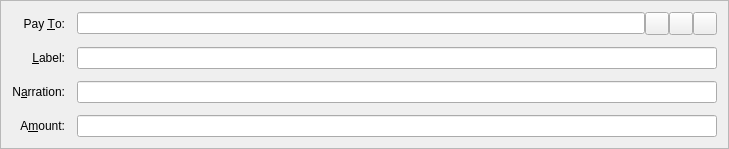
First picture: the form in src/qt/forms/sendcoinsentry.ui, repository Meee32/net2-1, before the edit.
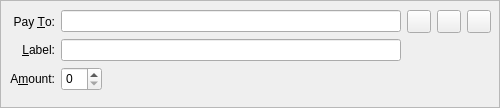
Second picture: the form after the edit. Icons and pictures are not drawn. Custom widgets are drawn as their Qt base class.

What changed in the file:
```diff
--- a/src/qt/forms/sendcoinsentry.ui
+++ b/src/qt/forms/sendcoinsentry.ui
@@ -6,10 +6,16 @@
    <rect>
     <x>0</x>
     <y>0</y>
-    <width>729</width>
-    <height>136</height>
+    <width>500</width>
+    <height>108</height>
    </rect>
   </property>
+  <property name="sizePolicy">
+   <sizepolicy hsizetype="Expanding" vsizetype="Expanding">
+    <horstretch>0</horstretch>
+    <verstretch>0</verstretch>
+   </sizepolicy>
+  </property>
   <property name="windowTitle">
    <string>Form</string>
   </property>
@@ -19,24 +25,17 @@
   <property name="frameShadow">
    <enum>QFrame::Sunken</enum>
   </property>
+  <widget class="QWidget" name="">
+   <property name="geometry">
+    <rect>
+     <x>10</x>
+     <y>10</y>
+     <width>481</width>
+     <height>81</height>
+    </rect>
+   </property>
   <layout class="QGridLayout" name="gridLayout">
-   <property name="spacing">
-    <number>12</number>
-   </property>
-   <item row="6" column="0">
-    <widget class="QLabel" name="label">
-     <property name="text">
-      <string>A&amp;mount:</string>
-     </property>
-     <property name="alignment">
-      <set>Qt::AlignRight|Qt::AlignTrailing|Qt::AlignVCenter</set>
-     </property>
-     <property name="buddy">
-      <cstring>payAmount</cstring>
-     </property>
-    </widget>
-   </item>
-   <item row="3" column="0">
+    <item row="0" column="0">
     <widget class="QLabel" name="label_2">
      <property name="text">
       <string>Pay &amp;To:</string>
@@ -49,84 +48,32 @@
      </property>
     </widget>
    </item>
-   <item row="6" column="1">
-    <widget class="BitcoinAmountField" name="payAmount"/>
-   </item>
-   <item row="4" column="1">
-    <layout class="QHBoxLayout" name="horizontalLayout_2">
-     <property name="spacing">
-      <number>0</number>
-     </property>
-     <item>
-      <widget class="QValidatedLineEdit" name="addAsLabel">
-       <property name="enabled">
-        <bool>true</bool>
-       </property>
-       <property name="toolTip">
-        <string>Enter a label for this address to add it to your address book</string>
-       </property>
-      </widget>
-     </item>
-    </layout>
-   </item>
-   <item row="5" column="0">
-    <widget class="QLabel" name="label">
-     <property name="text">
-      <string>N&amp;arration:</string>
-     </property>
-     <property name="alignment">
-      <set>Qt::AlignRight|Qt::AlignTrailing|Qt::AlignVCenter</set>
-     </property>
-     <property name="buddy">
-      <cstring>narration</cstring>
-     </property>
-    </widget>
-   </item>
-   <item row="5" column="1">
-    <widget class="QValidatedLineEdit" name="narration">
-       <property name="enabled">
-        <bool>true</bool>
-       </property>
-       <property name="toolTip">
-        <string>Enter a short note to send with payment (max 24 characters)</string>
-       </property>
-    </widget>
-    
-   </item>
-   
-   
-   <item row="4" column="0">
-    <widget class="QLabel" name="label_4">
-     <property name="text">
-      <string>&amp;Label:</string>
-     </property>
-     <property name="alignment">
-      <set>Qt::AlignRight|Qt::AlignTrailing|Qt::AlignVCenter</set>
-     </property>
-     <property name="buddy">
-      <cstring>addAsLabel</cstring>
-     </property>
-    </widget>
-   </item>
-   <item row="3" column="1">
-    <layout class="QHBoxLayout" name="payToLayout">
-     <property name="spacing">
-      <number>0</number>
-     </property>
-     <item>
+    <item row="0" column="1" colspan="2">
       <widget class="QValidatedLineEdit" name="payTo">
+      <property name="enabled">
+       <bool>true</bool>
+      </property>
        <property name="toolTip">
-        <string>The address to send the payment to  (e.g. SXywGBZBowrppUwwNUo1GCRDTibzJi7g2M)</string>
+       <string>&lt;html&gt;&lt;head/&gt;&lt;body&gt;&lt;p&gt;&lt;img src=&quot;:/toolTip/res/tooltips/sendToAddressTooltip.png&quot;/&gt;&lt;/p&gt;&lt;/body&gt;&lt;/html&gt;</string>
+      </property>
+      <property name="styleSheet">
+       <string notr="true"/>
+      </property>
+      <property name="text">
+       <string/>
        </property>
        <property name="maxLength">
         <number>34</number>
        </property>
       </widget>
      </item>
-     <item>
-      <widget class="QToolButton" name="addressBookButton">
+    <item row="0" column="3">
+     <widget class="QToolButton" name="deleteButton">
        <property name="toolTip">
-        <string>Choose address from address book</string>
+       <string>&lt;html&gt;&lt;head/&gt;&lt;body&gt;&lt;p&gt;&lt;img src=&quot;:/toolTip/res/tooltips/removeRecipientTooltip.png&quot;/&gt;&lt;/p&gt;&lt;/body&gt;&lt;/html&gt;</string>
+      </property>
+      <property name="styleSheet">
+       <string notr="true"/>
        </property>
        <property name="text">
         <string/>
@@ -140,10 +87,13 @@
        </property>
       </widget>
      </item>
-     <item>
+    <item row="0" column="4">
       <widget class="QToolButton" name="pasteButton">
        <property name="toolTip">
-        <string>Paste address from clipboard</string>
+       <string>&lt;html&gt;&lt;head/&gt;&lt;body&gt;&lt;p&gt;&lt;img src=&quot;:/toolTip/res/tooltips/pasteAddressTooltip.png&quot;/&gt;&lt;/p&gt;&lt;/body&gt;&lt;/html&gt;</string>
+      </property>
+      <property name="styleSheet">
+       <string notr="true"/>
        </property>
        <property name="text">
         <string/>
@@ -157,23 +107,93 @@
        </property>
       </widget>
      </item>
-     <item>
-      <widget class="QToolButton" name="deleteButton">
+    <item row="0" column="5">
+     <widget class="QToolButton" name="addressBookButton">
        <property name="toolTip">
-        <string>Remove this recipient</string>
+       <string>&lt;html&gt;&lt;head/&gt;&lt;body&gt;&lt;p&gt;&lt;img src=&quot;:/toolTip/res/tooltips/chooseAddressTooltip.png&quot;/&gt;&lt;/p&gt;&lt;/body&gt;&lt;/html&gt;</string>
+      </property>
+      <property name="styleSheet">
+       <string notr="true"/>
        </property>
        <property name="text">
         <string/>
        </property>
        <property name="icon">
         <iconset resource="../bitcoin.qrc">
-         <normaloff>:/icons/remove</normaloff>:/icons/remove</iconset>
-       </property>
-      </widget>
-     </item>
-    </layout>
-   </item>
-  </layout>
+        <normaloff>:/icons/address-book</normaloff>:/icons/address-book</iconset>
+      </property>
+      <property name="shortcut">
+       <string>Alt+A</string>
+      </property>
+     </widget>
+    </item>
+    <item row="1" column="0">
+     <widget class="QLabel" name="label_4">
+      <property name="text">
+       <string>&amp;Label:</string>
+      </property>
+      <property name="alignment">
+       <set>Qt::AlignRight|Qt::AlignTrailing|Qt::AlignVCenter</set>
+      </property>
+      <property name="buddy">
+       <cstring>addAsLabel</cstring>
+      </property>
+     </widget>
+    </item>
+    <item row="1" column="1" colspan="2">
+     <widget class="QValidatedLineEdit" name="addAsLabel">
+      <property name="enabled">
+       <bool>true</bool>
+      </property>
+      <property name="toolTip">
+       <string>&lt;html&gt;&lt;head/&gt;&lt;body&gt;&lt;p&gt;&lt;img src=&quot;:/toolTip/res/tooltips/sendToAddressLabelTooltip.png&quot;/&gt;&lt;/p&gt;&lt;/body&gt;&lt;/html&gt;</string>
+      </property>
+      <property name="styleSheet">
+       <string notr="true"/>
+      </property>
+      <property name="text">
+       <string/>
+      </property>
+     </widget>
+    </item>
+    <item row="2" column="0">
+     <widget class="QLabel" name="label">
+      <property name="text">
+       <string>A&amp;mount:</string>
+      </property>
+      <property name="alignment">
+       <set>Qt::AlignRight|Qt::AlignTrailing|Qt::AlignVCenter</set>
+      </property>
+      <property name="buddy">
+       <cstring>payAmount</cstring>
+      </property>
+     </widget>
+    </item>
+    <item row="2" column="1">
+     <widget class="BitcoinAmountField" name="payAmount">
+      <property name="sizePolicy">
+       <sizepolicy hsizetype="Minimum" vsizetype="Preferred">
+        <horstretch>0</horstretch>
+        <verstretch>0</verstretch>
+       </sizepolicy>
+      </property>
+     </widget>
+    </item>
+    <item row="2" column="2">
+     <spacer name="horizontalSpacer">
+      <property name="orientation">
+       <enum>Qt::Horizontal</enum>
+      </property>
+      <property name="sizeHint" stdset="0">
+       <size>
+        <width>40</width>
+        <height>20</height>
+       </size>
+      </property>
+     </spacer>
+    </item>
+   </layout>
+  </widget>
  </widget>
  <customwidgets>
   <customwidget>
@@ -183,7 +203,7 @@
   </customwidget>
   <customwidget>
    <class>BitcoinAmountField</class>
-   <extends>QLineEdit</extends>
+   <extends>QSpinBox</extends>
    <header>bitcoinamountfield.h</header>
    <container>1</container>
   </customwidget>
```
Left out of the diff: 5 changed lines with no effect on the pictures. Lines whose indentation alone changed are shown as unchanged.
